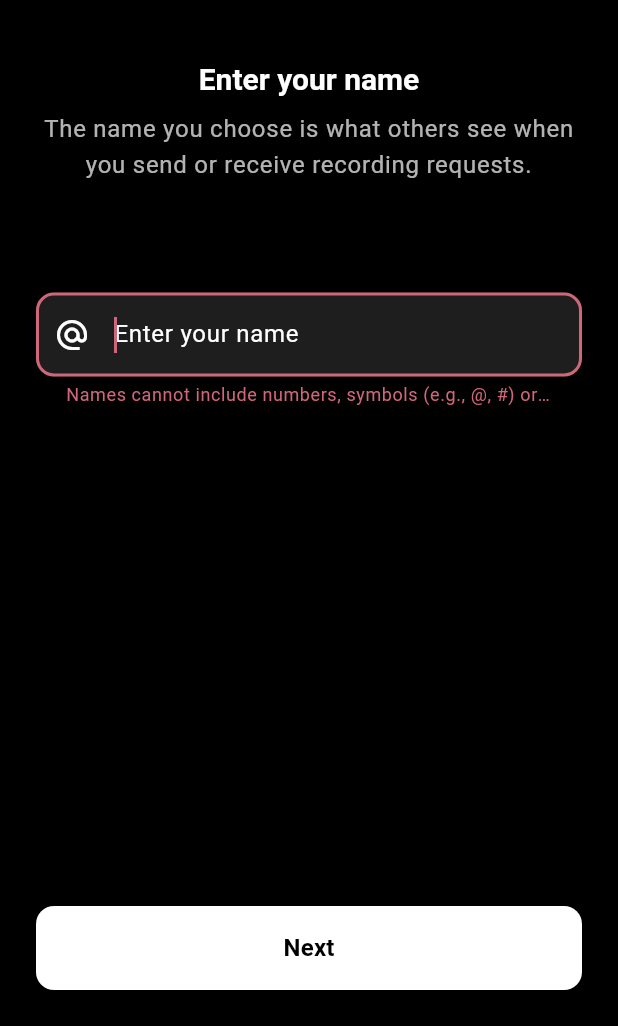
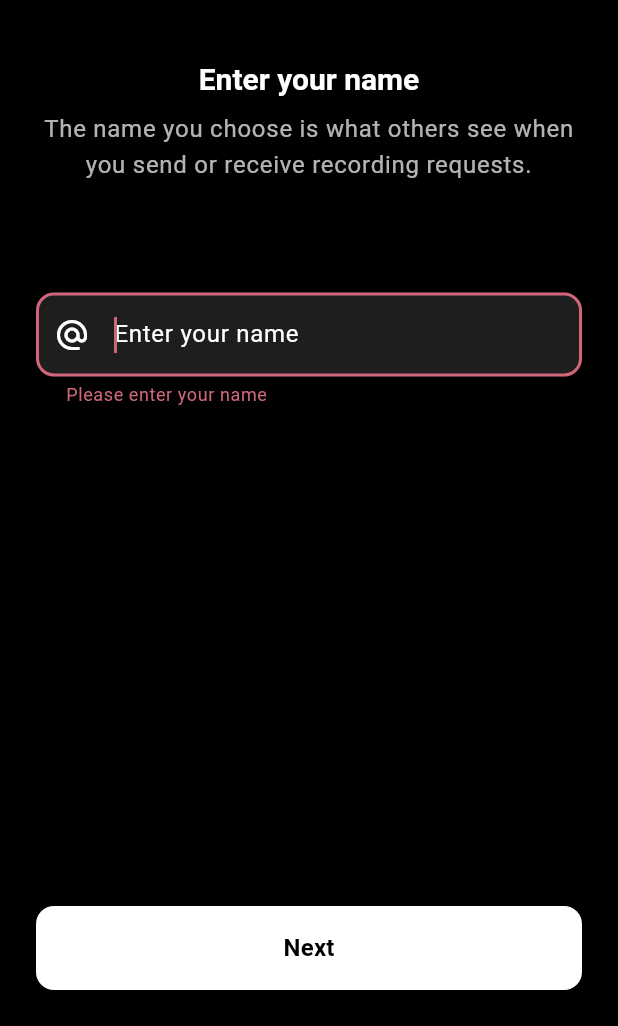
Before and after one commit to AlirezaHosseinkhani/Famz, a Flutter app: the NameInputPage screen opened directly with empty values, after a tap on "Next", on a phone screen of 412 x 824 dp, the part 210-1236 px from its top. Run offline on Flutter 3.47's test engine with Material 3 defaults, Android fonts, the phone set to English and light mode, and no system bars; our stand-ins replace audioplayers, camera, connectivity_plus, country_code_picker, dartz, equatable and 11 more; missing offline and left inert: flutter_sound; accounts and stored records are empty.

Commit message:
Fix username validator issue

```diff
--- a/lib/core/utils/validators.dart
+++ b/lib/core/utils/validators.dart
@@ -125,8 +125,9 @@ class Validators {
       return 'Name must be at least 2 characters';
     }
 
-    if (RegExp(r'[0-9@#$%^&*(),.?":{}|<>]').hasMatch(value)) {
-      return 'Names cannot include numbers, symbols (e.g., @, #) or special characters';
+    // Allow numbers but still block symbols and special characters
+    if (RegExp(r'[@#$%^&*(),.?":{}|<>]').hasMatch(value)) {
+      return 'Names cannot include symbols (e.g., @, #) or special characters';
     }
 
     return null;
--- a/lib/presentation/pages/auth/name_input_page.dart
+++ b/lib/presentation/pages/auth/name_input_page.dart
@@ -4,6 +4,7 @@ import 'package:flutter_bloc/flutter_bloc.dart';
 
 import '../../../core/utils/permission_utils.dart';
 import '../../../core/utils/snackbar_utils.dart';
+import '../../../core/utils/validators.dart';
 import '../../bloc/auth/auth_bloc.dart';
 import '../../bloc/auth/auth_event.dart';
 import '../../bloc/auth/auth_state.dart';
@@ -155,19 +156,7 @@ class _NameInputPageState extends State<NameInputPage> {
                     keyboardType: TextInputType.name,
                     focusNode: _focusNode,
                     textInputAction: TextInputAction.done,
-                    validator: (value) {
-                      if (value == null || value.trim().isEmpty) {
-                        return 'Names cannot include numbers, symbols (e.g., @, #) or special characters';
-                      }
-                      if (value.trim().length < 2) {
-                        return 'Name must be at least 2 characters';
-                      }
-                      // Check for numbers and special characters
-                      if (RegExp(r'[0-9@#$%^&*(),.?":{}|<>]').hasMatch(value)) {
-                        return 'Names cannot include numbers, symbols (e.g., @, #) or special characters';
-                      }
-                      return null;
-                    },
+                    validator: Validators.validateName,
                     onSubmitted: (_) => _submitName(),
                     prefixIcon: Container(
                       padding: const EdgeInsets.symmetric(horizontal: 12),
```
